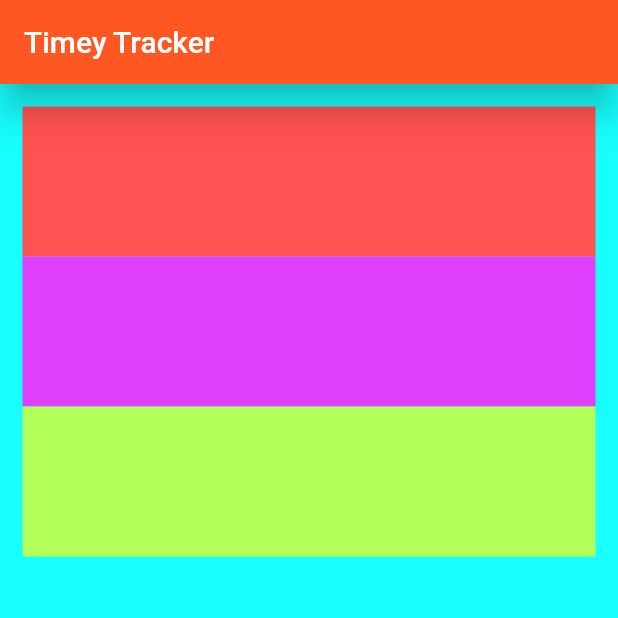
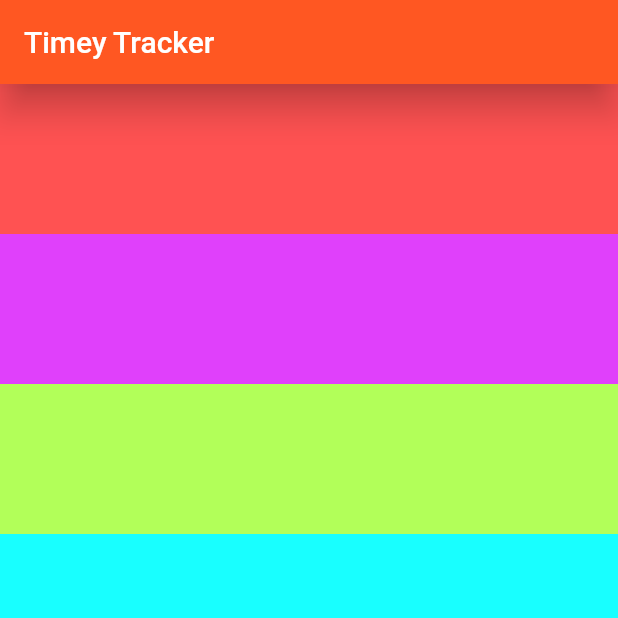
Before and after one commit to VickyAbishek/flutter_timesheet, a Flutter app: the screen it shows after launch, on a phone screen of 412 x 824 dp, the top half of it. Run offline on Flutter 3.47's test engine with Material 2 defaults, Android fonts, the phone set to English and light mode, and no system bars.

Commit message:
test-commit

```diff
--- a/timesheet/lib/view/login.dart
+++ b/timesheet/lib/view/login.dart
@@ -20,7 +20,6 @@ class LoginPage extends StatelessWidget {
   Widget _buildContainer() {
     return Container(
       color: Colors.cyanAccent,
-      padding: EdgeInsets.all(15.0),
       child: Column(
         crossAxisAlignment: CrossAxisAlignment.stretch,
         // mainAxisAlignment: MainAxisAlignment.spaceEvenly,
```
